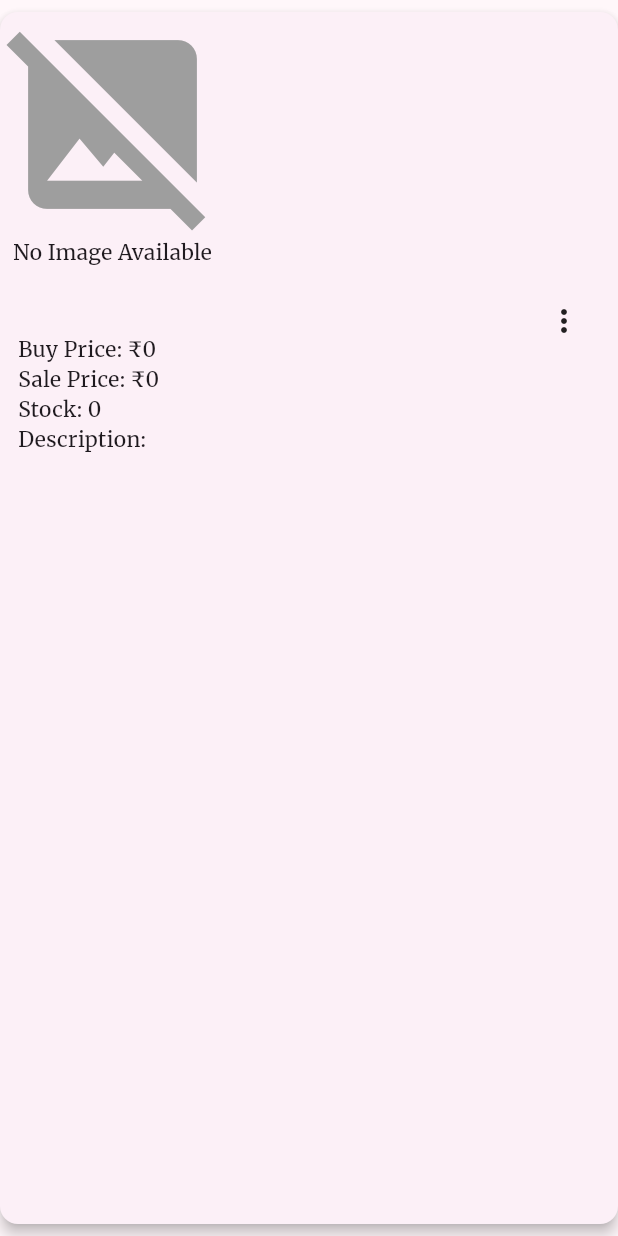
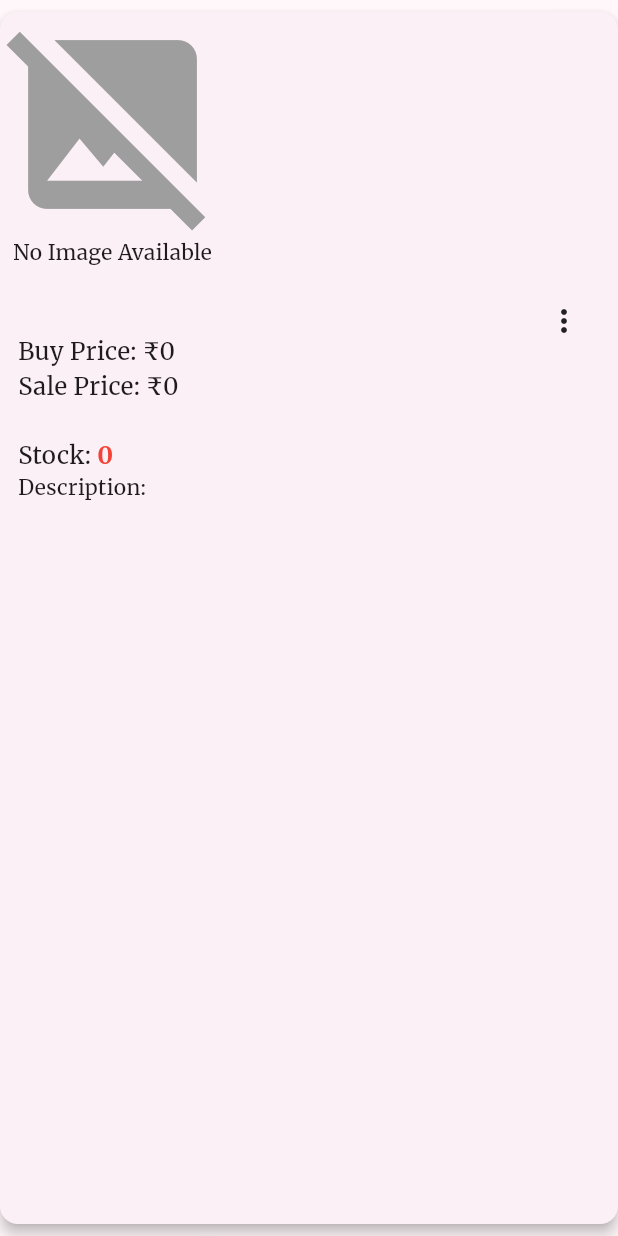
Before and after one commit to rhtmahour/go90Stores, a Flutter app: the ProductCard widget shown alone on an empty page, opened directly with empty values, on a phone screen of 412 x 824 dp. Run offline on Flutter 3.47's test engine with Material 3 defaults, Android fonts, the phone set to English and light mode, and no system bars; our stand-ins replace badges, carousel_slider, cloud_firestore, csv, dots_indicator, file_picker and 8 more; accounts and stored records are empty; network calls fail.

Commit message:
code on date 19-02-2025

```diff
--- a/lib/cart_provider.dart
+++ b/lib/cart_provider.dart
@@ -50,13 +50,14 @@ class CartProvider with ChangeNotifier {
     }
   }
 
-  int getCounter() => _counter;
+  int get counter => _counter; // Ensure this exists in CartProvider
+//Change method to getter
 
   double getTotalPrice() {
     double total = 0.0;
     for (var item in _cartItems) {
-      // Cast the result of multiplication to double explicitly
-      total += double.parse(item['price']) * item['quantity'] as double;
+      double price = double.tryParse(item['salePrice'].toString()) ?? 0.0;
+      total += price * (item['quantity'] as int);
     }
     return total;
   }
--- a/lib/productcard.dart
+++ b/lib/productcard.dart
@@ -94,9 +94,32 @@ class ProductCard extends StatelessWidget {
                       const SizedBox(height: 8),
                       Text(
                         "Buy Price: ₹$purchasePrice\n"
-                        "Sale Price: ₹$salePrice\n"
-                        "Stock: $quantity\n"
+                        "Sale Price: ₹$salePrice\n",
+                        style: const TextStyle(fontSize: 16),
+                      ),
+                      Row(
+                        children: [
+                          const Text(
+                            "Stock: ",
+                            style: TextStyle(fontSize: 16),
+                          ),
+                          Text(
+                            quantity,
+                            style: TextStyle(
+                              fontSize: 16,
+                              fontWeight: FontWeight.bold,
+                              color: int.tryParse(quantity) != null &&
+                                      int.parse(quantity) < 10
+                                  ? Colors.red // 🔴 Stock < 10 → Red color
+                                  : Colors
+                                      .black, // ⚫ Normal stock → Black color
+                            ),
+                          ),
+                        ],
+                      ),
+                      Text(
                         "Description: $shortDescription",
+                        style: const TextStyle(fontSize: 14),
                       ),
                     ],
                   ),
```
Also changed, not shown: lib/cartpage.dart (+5 -2 lines), lib/customerdashboard.dart (+0 -23 lines), lib/main.dart (+8 -2 lines), lib/productpage.dart (+16 -14 lines).
